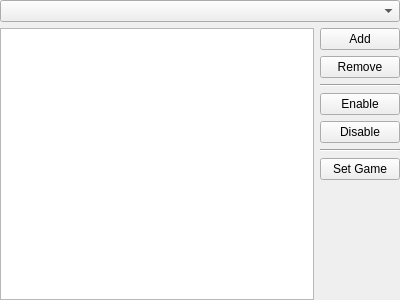
Old version of the form src/core/gui/configuration/cfgcustomservers.ui in the repository DoomseekerTeam/Doomseeker.
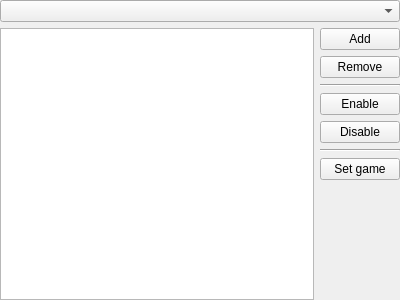
New version of the form. Icons and pictures are not drawn.

Commit message: Natural capitalization for the "Set game" button (#3676)

The edit to the form file:
```diff
--- a/src/core/gui/configuration/cfgcustomservers.ui
+++ b/src/core/gui/configuration/cfgcustomservers.ui
@@ -113,7 +113,7 @@
           <string>Change the game on the selected servers.</string>
          </property>
          <property name="text">
-          <string>Set Game</string>
+          <string>Set game</string>
          </property>
         </widget>
        </item>
```
The commit also changes 3 other files.
